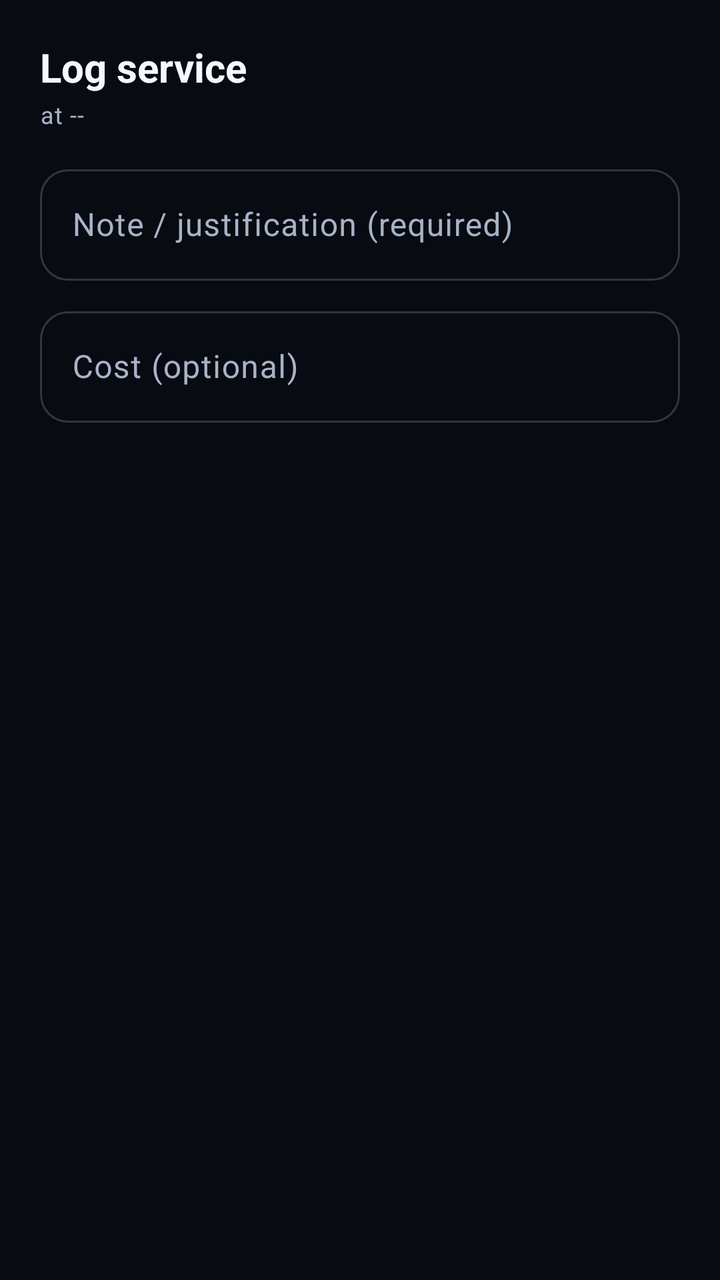
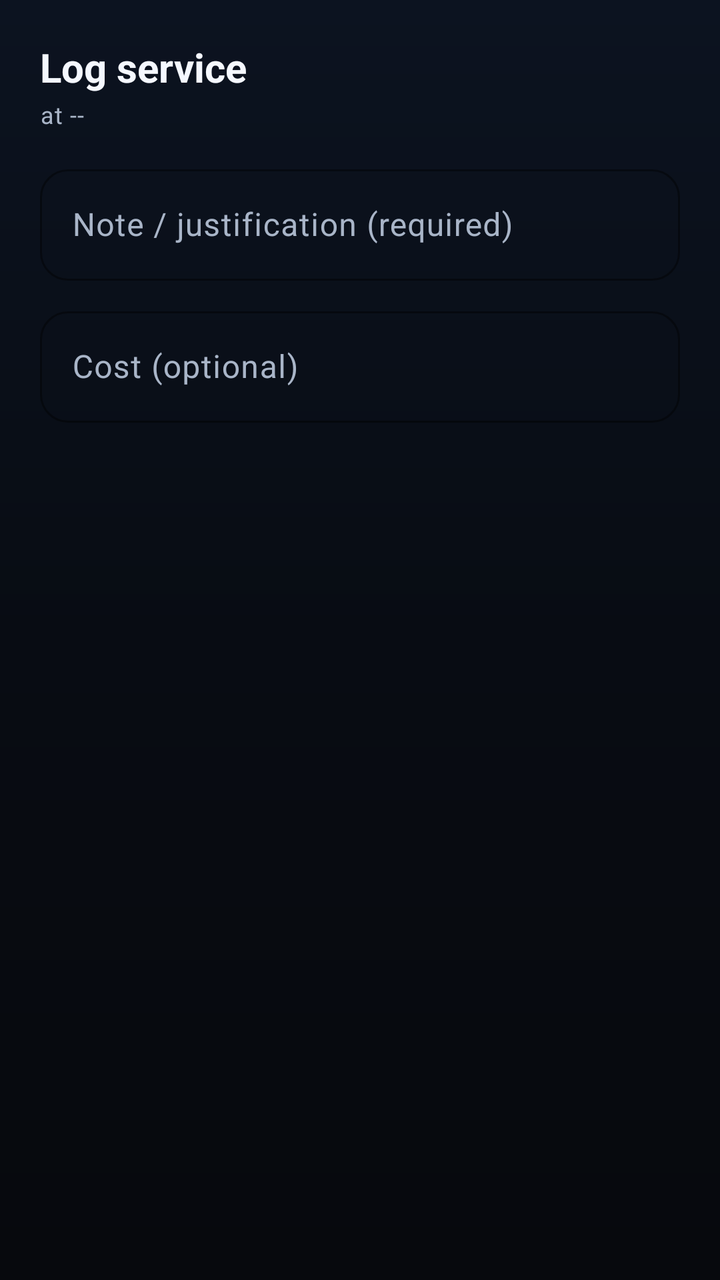

Two renders of the same Android screen: before a commit and after it. Below are the layout's source before the change and the commit's diff.
<!-- AndroidManifest.xml: application theme Theme.XsrCompanion -->
<!-- res/layout/dialog_service_log.xml -->
<?xml version="1.0" encoding="utf-8"?>
<LinearLayout xmlns:android="http://schemas.android.com/apk/res/android"
    xmlns:app="http://schemas.android.com/apk/res-auto"
    android:layout_width="match_parent"
    android:layout_height="wrap_content"
    android:orientation="vertical"
    android:padding="20dp">

    <TextView
        android:id="@+id/tvServiceTitle"
        android:layout_width="match_parent"
        android:layout_height="wrap_content"
        android:text="Log service"
        android:textColor="@color/text_primary"
        android:textSize="20sp"
        android:textStyle="bold" />

    <TextView
        android:id="@+id/tvServiceOdo"
        android:layout_width="match_parent"
        android:layout_height="wrap_content"
        android:layout_marginTop="2dp"
        android:text="at --"
        android:textAppearance="@style/TextAppearance.Xsr.Caption" />

    <com.google.android.material.textfield.TextInputLayout
        style="@style/Widget.Material3.TextInputLayout.OutlinedBox"
        android:layout_width="match_parent"
        android:layout_height="wrap_content"
        android:layout_marginTop="14dp"
        android:hint="Note / justification (required)"
        app:boxCornerRadiusBottomEnd="14dp"
        app:boxCornerRadiusBottomStart="14dp"
        app:boxCornerRadiusTopEnd="14dp"
        app:boxCornerRadiusTopStart="14dp">

        <com.google.android.material.textfield.TextInputEditText
            android:id="@+id/inputServiceNotes"
            android:layout_width="match_parent"
            android:layout_height="wrap_content"
            android:inputType="textCapSentences" />
    </com.google.android.material.textfield.TextInputLayout>

    <com.google.android.material.textfield.TextInputLayout
        style="@style/Widget.Material3.TextInputLayout.OutlinedBox"
        android:layout_width="match_parent"
        android:layout_height="wrap_content"
        android:layout_marginTop="10dp"
        android:hint="Cost (optional)"
        app:boxCornerRadiusBottomEnd="14dp"
        app:boxCornerRadiusBottomStart="14dp"
        app:boxCornerRadiusTopEnd="14dp"
        app:boxCornerRadiusTopStart="14dp">

        <com.google.android.material.textfield.TextInputEditText
            android:id="@+id/inputServiceCost"
            android:layout_width="match_parent"
            android:layout_height="wrap_content"
            android:inputType="numberDecimal" />
    </com.google.android.material.textfield.TextInputLayout>
</LinearLayout>
<!-- resources referenced by this layout -->
<resources>
  <style name="TextAppearance.Xsr.Caption" parent="TextAppearance.Material3.BodySmall">
          <item name="android:textColor">@color/text_secondary</item>
      </style>
  <style name="Theme.XsrCompanion" parent="Theme.Material3.Dark.NoActionBar">
          <item name="colorPrimary">@color/primary</item>
          <item name="colorOnPrimary">@color/on_primary</item>
          <item name="colorPrimaryContainer">@color/primary_dim</item>
          <item name="colorOnPrimaryContainer">@color/text_primary</item>
          <item name="colorSecondary">@color/secondary</item>
          <item name="colorOnSecondary">@color/on_secondary</item>
          <item name="colorTertiary">@color/tertiary</item>
  
          <item name="android:colorBackground">@color/bg_dark</item>
          <item name="colorSurface">@color/surface</item>
          <item name="colorOnSurface">@color/text_primary</item>
          <item name="colorSurfaceVariant">@color/surface_variant</item>
          <item name="colorOnSurfaceVariant">@color/text_secondary</item>
          <item name="colorOutline">@color/outline_color</item>
          <item name="colorError">@color/accent_red</item>
  
          <item name="android:statusBarColor">@android:color/transparent</item>
          <item name="android:navigationBarColor">@android:color/transparent</item>
          <item name="android:windowLightStatusBar">false</item>
          <item name="android:windowLightNavigationBar">false</item>
          <item name="android:enforceStatusBarContrast">false</item>
          <item name="android:enforceNavigationBarContrast">false</item>
          <item name="android:windowBackground">@color/bg_dark</item>
  
          <item name="materialCardViewStyle">@style/Widget.Xsr.Card</item>
          <item name="materialButtonStyle">@style/Widget.Xsr.Button</item>
      </style>
  <color name="text_secondary">#A7B3C7</color>
  <color name="bg_dark">#080B11</color>
  <color name="surface">#111722</color>
  <color name="surface_variant">#1A2231</color>
  <color name="outline_color">#2C3748</color>
  <style name="Widget.Xsr.Card" parent="Widget.Material3.CardView.Filled">
          <item name="cardBackgroundColor">@color/surface</item>
          <item name="cardCornerRadius">22dp</item>
          <item name="cardElevation">0dp</item>
          <item name="strokeColor">@color/outline_color</item>
          <item name="strokeWidth">1dp</item>
          <item name="contentPadding">0dp</item>
      </style>
  <style name="Widget.Xsr.Button" parent="Widget.Material3.Button">
          <item name="cornerRadius">18dp</item>
          <item name="android:minHeight">52dp</item>
          <item name="android:textAllCaps">false</item>
      </style>
  <!-- unchanged entries left out for length: 8 -->
</resources>

<!-- the commit's change to res/layout/dialog_service_log.xml (unified diff, before → after) -->
@@ -24,15 +24,11 @@
         android:textAppearance="@style/TextAppearance.Xsr.Caption" />
 
     <com.google.android.material.textfield.TextInputLayout
-        style="@style/Widget.Material3.TextInputLayout.OutlinedBox"
+        style="@style/Widget.Xsr.TextInput"
         android:layout_width="match_parent"
         android:layout_height="wrap_content"
         android:layout_marginTop="14dp"
-        android:hint="Note / justification (required)"
-        app:boxCornerRadiusBottomEnd="14dp"
-        app:boxCornerRadiusBottomStart="14dp"
-        app:boxCornerRadiusTopEnd="14dp"
-        app:boxCornerRadiusTopStart="14dp">
+        android:hint="Note / justification (required)">
 
         <com.google.android.material.textfield.TextInputEditText
             android:id="@+id/inputServiceNotes"
@@ -42,15 +38,11 @@
     </com.google.android.material.textfield.TextInputLayout>
 
     <com.google.android.material.textfield.TextInputLayout
-        style="@style/Widget.Material3.TextInputLayout.OutlinedBox"
+        style="@style/Widget.Xsr.TextInput"
         android:layout_width="match_parent"
         android:layout_height="wrap_content"
         android:layout_marginTop="10dp"
-        android:hint="Cost (optional)"
-        app:boxCornerRadiusBottomEnd="14dp"
-        app:boxCornerRadiusBottomStart="14dp"
-        app:boxCornerRadiusTopEnd="14dp"
-        app:boxCornerRadiusTopStart="14dp">
+        android:hint="Cost (optional)">
 
         <com.google.android.material.textfield.TextInputEditText
             android:id="@+id/inputServiceCost"
<!-- resource entries referenced after the edit -->
@@ -2,6 +2,15 @@
 <resources>
   <style name="TextAppearance.Xsr.Caption" parent="TextAppearance.Material3.BodySmall">
           <item name="android:textColor">@color/text_secondary</item>
+          <item name="android:lineSpacingExtra">2dp</item>
+      </style>
+  <style name="Widget.Xsr.TextInput" parent="Widget.Material3.TextInputLayout.OutlinedBox">
+          <item name="boxCornerRadiusTopStart">14dp</item>
+          <item name="boxCornerRadiusTopEnd">14dp</item>
+          <item name="boxCornerRadiusBottomStart">14dp</item>
+          <item name="boxCornerRadiusBottomEnd">14dp</item>
+          <item name="boxStrokeColor">@color/primary</item>
+          <item name="hintTextColor">@color/text_secondary</item>
       </style>
   <style name="Theme.XsrCompanion" parent="Theme.Material3.Dark.NoActionBar">
           <item name="colorPrimary">@color/primary</item>
@@ -26,28 +35,54 @@
           <item name="android:windowLightNavigationBar">false</item>
           <item name="android:enforceStatusBarContrast">false</item>
           <item name="android:enforceNavigationBarContrast">false</item>
-          <item name="android:windowBackground">@color/bg_dark</item>
+          <item name="android:windowBackground">@drawable/bg_app</item>
   
           <item name="materialCardViewStyle">@style/Widget.Xsr.Card</item>
           <item name="materialButtonStyle">@style/Widget.Xsr.Button</item>
+          <item name="materialAlertDialogTheme">@style/ThemeOverlay.Xsr.Dialog</item>
       </style>
-  <color name="text_secondary">#A7B3C7</color>
-  <color name="bg_dark">#080B11</color>
-  <color name="surface">#111722</color>
-  <color name="surface_variant">#1A2231</color>
-  <color name="outline_color">#2C3748</color>
+  <color name="text_secondary">#A9B5C8</color>
+  <color name="bg_dark">#07090D</color>
+  <color name="surface">#10151E</color>
+  <color name="surface_variant">#161D29</color>
+  <color name="outline_color">#26303F</color>
+  <!-- drawable bg_app (drawable) -->
+  <?xml version="1.0" encoding="utf-8"?>
+  <shape xmlns:android="http://schemas.android.com/apk/res/android"
+      android:shape="rectangle">
+      <gradient
+          android:angle="270"
+          android:centerColor="#080C13"
+          android:endColor="#07090D"
+          android:startColor="#0C1320" />
+  </shape>
   <style name="Widget.Xsr.Card" parent="Widget.Material3.CardView.Filled">
           <item name="cardBackgroundColor">@color/surface</item>
-          <item name="cardCornerRadius">22dp</item>
+          <item name="cardCornerRadius">20dp</item>
           <item name="cardElevation">0dp</item>
           <item name="strokeColor">@color/outline_color</item>
           <item name="strokeWidth">1dp</item>
           <item name="contentPadding">0dp</item>
+          <item name="rippleColor">@color/ripple</item>
       </style>
   <style name="Widget.Xsr.Button" parent="Widget.Material3.Button">
-          <item name="cornerRadius">18dp</item>
-          <item name="android:minHeight">52dp</item>
+          <item name="cornerRadius">16dp</item>
+          <item name="android:minHeight">48dp</item>
           <item name="android:textAllCaps">false</item>
+          <item name="android:textSize">14sp</item>
+          <item name="android:letterSpacing">0.01</item>
+          <item name="iconPadding">8dp</item>
+      </style>
+  <style name="ThemeOverlay.Xsr.Dialog" parent="ThemeOverlay.Material3.MaterialAlertDialog">
+          <item name="colorSurface">@color/surface</item>
+          <item name="colorSurfaceContainerHigh">@color/surface</item>
+          <item name="colorOnSurface">@color/text_primary</item>
+          <item name="shapeAppearanceOverlay">@style/ShapeAppearanceOverlay.Xsr.Dialog</item>
+      </style>
+  <color name="ripple">#24FFFFFF</color>
+  <style name="ShapeAppearanceOverlay.Xsr.Dialog" parent="">
+          <item name="cornerFamily">rounded</item>
+          <item name="cornerSize">24dp</item>
       </style>
   <!-- unchanged entries left out for length: 8 -->
 </resources>
